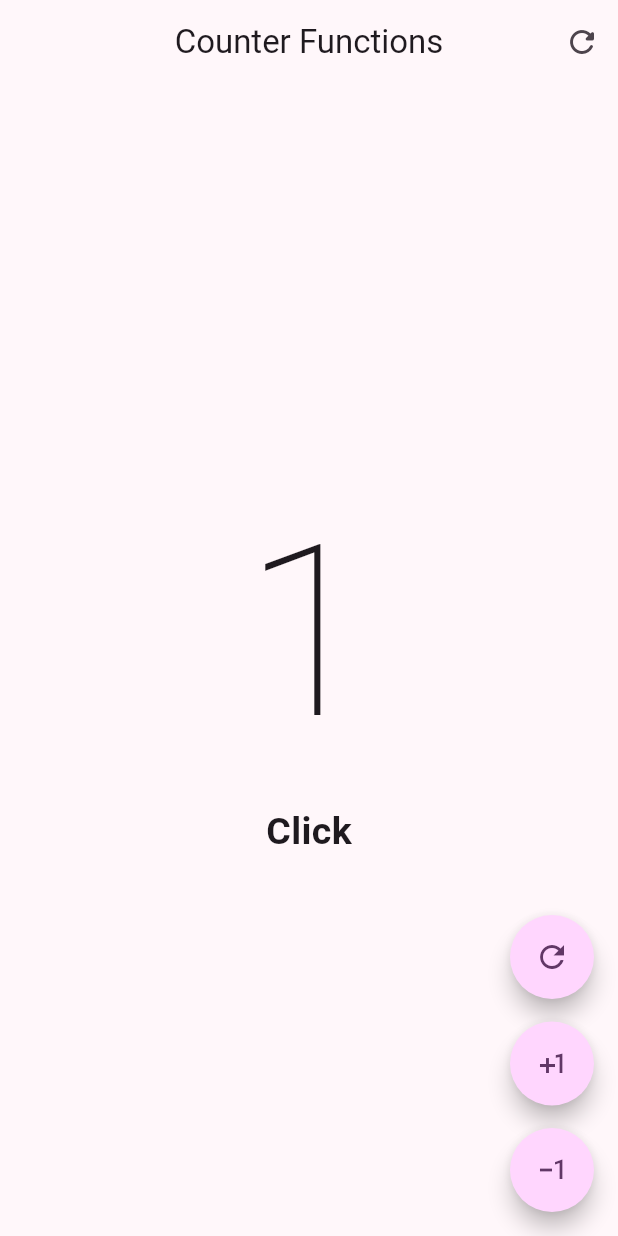
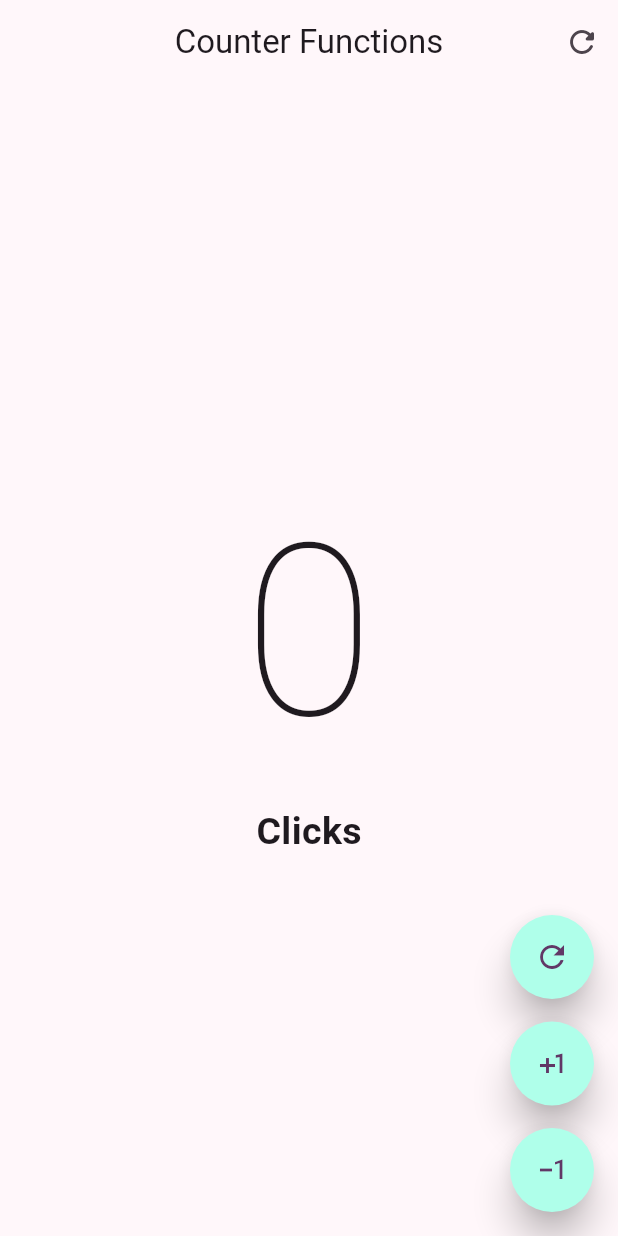
Before and after one commit to EmirMaya/counter-app, a Flutter app: the screen it shows after launch, after a tap on the "refresh" icon, on a phone screen of 412 x 824 dp. Run offline on Flutter 3.47's test engine with Material 3 defaults, Android fonts, the phone set to English and light mode, and no system bars; our stand-ins replace vibration.

Commit message:
agregando funcionalidades y vibraciones

```diff
--- a/lib/presentation/screens/counter/counter_functions_screen.dart
+++ b/lib/presentation/screens/counter/counter_functions_screen.dart
@@ -1,4 +1,5 @@
 import 'package:flutter/material.dart';
+import 'package:vibration/vibration.dart';
 
 class CounterFunctionsScreen extends StatefulWidget {
   const CounterFunctionsScreen({super.key});
@@ -45,39 +46,72 @@ class _CounterFunctionsScreenState extends State<CounterFunctionsScreen> {
         floatingActionButton: Column(
           mainAxisAlignment: MainAxisAlignment.end,
           children: [
-            FloatingActionButton(
-              shape: const StadiumBorder(),
+            CustomButton(
+              icon: Icons.refresh_outlined,
+              vibrationDuration: 300,
               onPressed: () {
                 setState(() {
-                  // set state es para que renderice en la pantalla los nuevos valores
+                  clickCounter = 0;
+                });
+              },
+            ),
+            const SizedBox(height: 15),
+            CustomButton(
+              icon: Icons.plus_one,
+              vibrationDuration: 70,
+              onPressed: () {
+                setState(() {
                   clickCounter++;
                 });
               },
-              child: const Icon(Icons.refresh_outlined),
             ),
             const SizedBox(height: 15),
-            FloatingActionButton(
-              shape: const StadiumBorder(),
+            CustomButton(
+              icon: Icons.exposure_minus_1_outlined,
+              vibrationDuration: 70,
               onPressed: () {
+                if (clickCounter == 0) return;
                 setState(() {
-                  // set state es para que renderice en la pantalla los nuevos valores
-                  clickCounter++;
-                });
-              },
-              child: const Icon(Icons.plus_one),
-            ),
-            const SizedBox(height: 15),
-            FloatingActionButton(
-              shape: const StadiumBorder(),
-              onPressed: () {
-                setState(() {
-                  // set state es para que renderice en la pantalla los nuevos valores
                   clickCounter--;
                 });
               },
-              child: const Icon(Icons.exposure_minus_1_outlined),
             ),
           ],
         ));
   }
 }
+
+class CustomButton extends StatelessWidget {
+  final IconData icon;
+  final VoidCallback? onPressed;
+  final int vibrationDuration;
+
+  const CustomButton({
+    super.key,
+    required this.icon,
+    this.onPressed, required this.vibrationDuration,
+  });
+
+  @override
+  Widget build(BuildContext context) {
+    return FloatingActionButton(
+      enableFeedback: true,
+      backgroundColor: const Color.fromARGB(255, 175, 255, 234),
+      elevation: 10.0,
+      shape: const StadiumBorder(),
+      onPressed: () async {
+       Vibration.hasVibrator().then((hasVibrator) {
+          if (hasVibrator ?? false) {
+            Vibration.vibrate(duration: vibrationDuration);
+          }
+        });
+
+        // Llama al callback de `onPressed`, si está definido
+        if (onPressed != null) {
+          onPressed!();
+        }
+      },
+      child: Icon(icon),
+    );
+  }
+}
--- a/pubspec.yaml
+++ b/pubspec.yaml
@@ -30,7 +30,7 @@ environment:
 dependencies:
   flutter:
     sdk: flutter
-
+  vibration: ^1.7.6
 
   # The following adds the Cupertino Icons font to your application.
   # Use with the CupertinoIcons class for iOS style icons.
```
Also changed, not shown: pubspec.lock, 1 other file.
